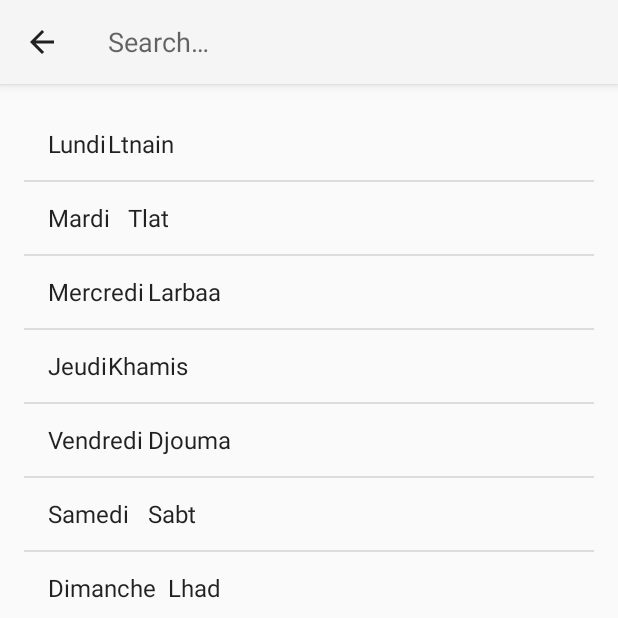
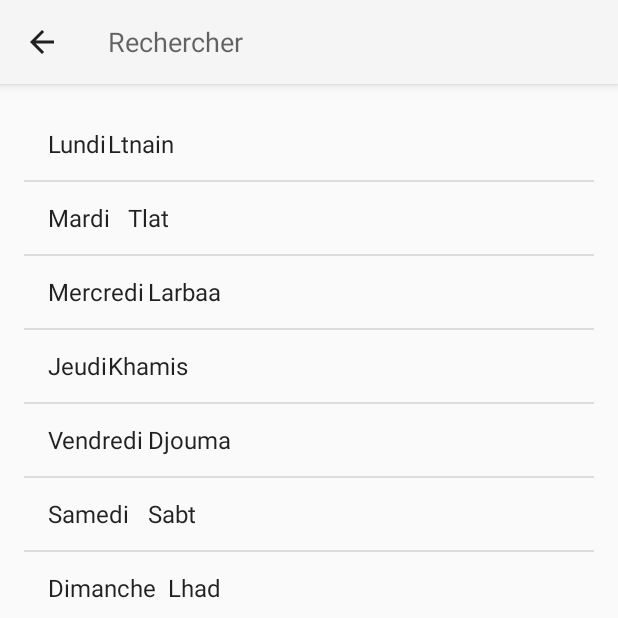
Before and after one commit to randriamasy/EnDarija, an Android app: the screen it shows after launch (DictionaryActivity), after a tap on "Rechercher", on a phone screen of 412 x 824 dp, the top half of it. Run offline under Robolectric (Android 15) with nearby library versions, the light colour scheme and no system bars.

Commit message:
searchview prompt

```diff
--- a/app/src/main/java/com/endarija/DictionaryActivity.java
+++ b/app/src/main/java/com/endarija/DictionaryActivity.java
@@ -33,6 +33,7 @@ public class DictionaryActivity extends ActionBarActivity {
         getMenuInflater().inflate(R.menu.menu_action_bar, menu);
         MenuItem searchItem = menu.findItem(R.id.action_search);
         final SearchView searchView = (SearchView) MenuItemCompat.getActionView(searchItem);
+        searchView.setQueryHint(getResources().getString(R.string.action_search));
 
         searchView.setOnQueryTextListener(new SearchView.OnQueryTextListener() {
             @Override
```
